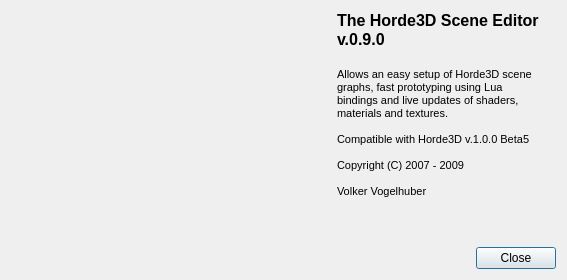
This is Horde3DEditor/src/HordeSceneEditor/AboutDialog.ui in horde3d/Horde3D as Qt 5 draws it before an edit. The edited form follows.
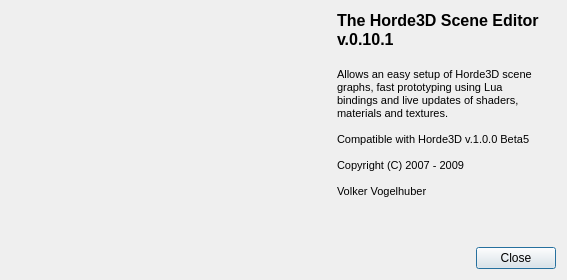
This is the edited form. Icons and pictures are not drawn.

Commit message: - warn about loading resources already loaded (as it is not reloaded when already loaded, this is probably a user error) - sync version in about to Readme of Horde3D editor - take care of reparenting issue of QGLWidget under windwos by reparenting the parent widget - release models directly after preview (trying to isolate inconsitency bug when releasing resources) - try to fix possible resource leaks - removed processEvents in SceneTreeView as it might have unwanted side effects (todo check if scrollTo is still an issue)

What changed in the file:
```diff
--- a/Horde3DEditor/src/HordeSceneEditor/AboutDialog.ui
+++ b/Horde3DEditor/src/HordeSceneEditor/AboutDialog.ui
@@ -51,20 +51,20 @@
       <string>&lt;!DOCTYPE HTML PUBLIC &quot;-//W3C//DTD HTML 4.0//EN&quot; &quot;http://www.w3.org/TR/REC-html40/strict.dtd&quot;&gt;
 &lt;html&gt;&lt;head&gt;&lt;meta name=&quot;qrichtext&quot; content=&quot;1&quot; /&gt;&lt;style type=&quot;text/css&quot;&gt;
 p, li { white-space: pre-wrap; }
-&lt;/style&gt;&lt;/head&gt;&lt;body style=&quot; font-family:'Sans Serif'; font-size:9pt; font-weight:400; font-style:normal;&quot;&gt;
-&lt;p style=&quot; margin-top:0px; margin-bottom:0px; margin-left:0px; margin-right:0px; -qt-block-indent:0; text-indent:0px;&quot;&gt;&lt;span style=&quot; font-family:'MS Shell Dlg 2'; font-size:12pt; font-weight:600;&quot;&gt;The Horde3D Scene Editor&lt;/span&gt;&lt;/p&gt;
-&lt;p style=&quot; margin-top:0px; margin-bottom:0px; margin-left:0px; margin-right:0px; -qt-block-indent:0; text-indent:0px;&quot;&gt;&lt;span style=&quot; font-family:'MS Shell Dlg 2'; font-size:12pt; font-weight:600;&quot;&gt;v.0.9.0&lt;/span&gt;&lt;/p&gt;
-&lt;p style=&quot;-qt-paragraph-type:empty; margin-top:0px; margin-bottom:0px; margin-left:0px; margin-right:0px; -qt-block-indent:0; text-indent:0px; font-family:'MS Shell Dlg 2'; font-size:12pt; font-weight:600;&quot;&gt;&lt;br /&gt;&lt;/p&gt;
-&lt;p style=&quot; margin-top:0px; margin-bottom:0px; margin-left:0px; margin-right:0px; -qt-block-indent:0; text-indent:0px;&quot;&gt;&lt;span style=&quot; font-family:'MS Shell Dlg 2'; font-size:8pt;&quot;&gt;Allows an easy setup of Horde3D scene &lt;/span&gt;&lt;/p&gt;
-&lt;p style=&quot; margin-top:0px; margin-bottom:0px; margin-left:0px; margin-right:0px; -qt-block-indent:0; text-indent:0px;&quot;&gt;&lt;span style=&quot; font-family:'MS Shell Dlg 2'; font-size:8pt;&quot;&gt;graphs, fast prototyping using Lua &lt;/span&gt;&lt;/p&gt;
-&lt;p style=&quot; margin-top:0px; margin-bottom:0px; margin-left:0px; margin-right:0px; -qt-block-indent:0; text-indent:0px;&quot;&gt;&lt;span style=&quot; font-family:'MS Shell Dlg 2'; font-size:8pt;&quot;&gt;bindings and live updates of shaders, &lt;/span&gt;&lt;/p&gt;
-&lt;p style=&quot; margin-top:0px; margin-bottom:0px; margin-left:0px; margin-right:0px; -qt-block-indent:0; text-indent:0px;&quot;&gt;&lt;span style=&quot; font-family:'MS Shell Dlg 2'; font-size:8pt;&quot;&gt;materials and textures.&lt;/span&gt;&lt;/p&gt;
-&lt;p style=&quot;-qt-paragraph-type:empty; margin-top:0px; margin-bottom:0px; margin-left:0px; margin-right:0px; -qt-block-indent:0; text-indent:0px; font-family:'MS Shell Dlg 2'; font-size:8pt;&quot;&gt;&lt;br /&gt;&lt;/p&gt;
-&lt;p style=&quot; margin-top:0px; margin-bottom:0px; margin-left:0px; margin-right:0px; -qt-block-indent:0; text-indent:0px;&quot;&gt;&lt;span style=&quot; font-family:'MS Shell Dlg 2'; font-size:8pt;&quot;&gt;Compatible with Horde3D v.1.0.0 Beta5&lt;/span&gt;&lt;/p&gt;
-&lt;p style=&quot;-qt-paragraph-type:empty; margin-top:0px; margin-bottom:0px; margin-left:0px; margin-right:0px; -qt-block-indent:0; text-indent:0px; font-family:'MS Shell Dlg 2'; font-size:8pt;&quot;&gt;&lt;br /&gt;&lt;/p&gt;
-&lt;p style=&quot; margin-top:0px; margin-bottom:0px; margin-left:0px; margin-right:0px; -qt-block-indent:0; text-indent:0px;&quot;&gt;&lt;span style=&quot; font-family:'MS Shell Dlg 2'; font-size:8pt;&quot;&gt;Copyright (C) 2007 - 2009&lt;/span&gt;&lt;/p&gt;
-&lt;p style=&quot;-qt-paragraph-type:empty; margin-top:0px; margin-bottom:0px; margin-left:0px; margin-right:0px; -qt-block-indent:0; text-indent:0px; font-family:'MS Shell Dlg 2'; font-size:8pt;&quot;&gt;&lt;br /&gt;&lt;/p&gt;
-&lt;p style=&quot; margin-top:0px; margin-bottom:0px; margin-left:0px; margin-right:0px; -qt-block-indent:0; text-indent:0px;&quot;&gt;&lt;span style=&quot; font-family:'MS Shell Dlg 2'; font-size:8pt;&quot;&gt;Volker Vogelhuber &lt;/span&gt;&lt;/p&gt;&lt;/body&gt;&lt;/html&gt;</string>
+&lt;/style&gt;&lt;/head&gt;&lt;body style=&quot; font-family:'MS Shell Dlg 2'; font-size:8pt; font-weight:400; font-style:normal;&quot;&gt;
+&lt;p style=&quot; margin-top:0px; margin-bottom:0px; margin-left:0px; margin-right:0px; -qt-block-indent:0; text-indent:0px;&quot;&gt;&lt;span style=&quot; font-size:12pt; font-weight:600;&quot;&gt;The Horde3D Scene Editor&lt;/span&gt;&lt;/p&gt;
+&lt;p style=&quot; margin-top:0px; margin-bottom:0px; margin-left:0px; margin-right:0px; -qt-block-indent:0; text-indent:0px;&quot;&gt;&lt;span style=&quot; font-size:12pt; font-weight:600;&quot;&gt;v.0.10.1&lt;/span&gt;&lt;/p&gt;
+&lt;p style=&quot;-qt-paragraph-type:empty; margin-top:0px; margin-bottom:0px; margin-left:0px; margin-right:0px; -qt-block-indent:0; text-indent:0px; font-size:12pt; font-weight:600;&quot;&gt;&lt;br /&gt;&lt;/p&gt;
+&lt;p style=&quot; margin-top:0px; margin-bottom:0px; margin-left:0px; margin-right:0px; -qt-block-indent:0; text-indent:0px;&quot;&gt;Allows an easy setup of Horde3D scene &lt;/p&gt;
+&lt;p style=&quot; margin-top:0px; margin-bottom:0px; margin-left:0px; margin-right:0px; -qt-block-indent:0; text-indent:0px;&quot;&gt;graphs, fast prototyping using Lua &lt;/p&gt;
+&lt;p style=&quot; margin-top:0px; margin-bottom:0px; margin-left:0px; margin-right:0px; -qt-block-indent:0; text-indent:0px;&quot;&gt;bindings and live updates of shaders, &lt;/p&gt;
+&lt;p style=&quot; margin-top:0px; margin-bottom:0px; margin-left:0px; margin-right:0px; -qt-block-indent:0; text-indent:0px;&quot;&gt;materials and textures.&lt;/p&gt;
+&lt;p style=&quot;-qt-paragraph-type:empty; margin-top:0px; margin-bottom:0px; margin-left:0px; margin-right:0px; -qt-block-indent:0; text-indent:0px;&quot;&gt;&lt;br /&gt;&lt;/p&gt;
+&lt;p style=&quot; margin-top:0px; margin-bottom:0px; margin-left:0px; margin-right:0px; -qt-block-indent:0; text-indent:0px;&quot;&gt;Compatible with Horde3D v.1.0.0 Beta5&lt;/p&gt;
+&lt;p style=&quot;-qt-paragraph-type:empty; margin-top:0px; margin-bottom:0px; margin-left:0px; margin-right:0px; -qt-block-indent:0; text-indent:0px;&quot;&gt;&lt;br /&gt;&lt;/p&gt;
+&lt;p style=&quot; margin-top:0px; margin-bottom:0px; margin-left:0px; margin-right:0px; -qt-block-indent:0; text-indent:0px;&quot;&gt;Copyright (C) 2007 - 2009&lt;/p&gt;
+&lt;p style=&quot;-qt-paragraph-type:empty; margin-top:0px; margin-bottom:0px; margin-left:0px; margin-right:0px; -qt-block-indent:0; text-indent:0px;&quot;&gt;&lt;br /&gt;&lt;/p&gt;
+&lt;p style=&quot; margin-top:0px; margin-bottom:0px; margin-left:0px; margin-right:0px; -qt-block-indent:0; text-indent:0px;&quot;&gt;Volker Vogelhuber &lt;/p&gt;&lt;/body&gt;&lt;/html&gt;</string>
      </property>
      <property name="alignment">
       <set>Qt::AlignLeading|Qt::AlignLeft|Qt::AlignTop</set>
```
The commit also changes 27 other files.
